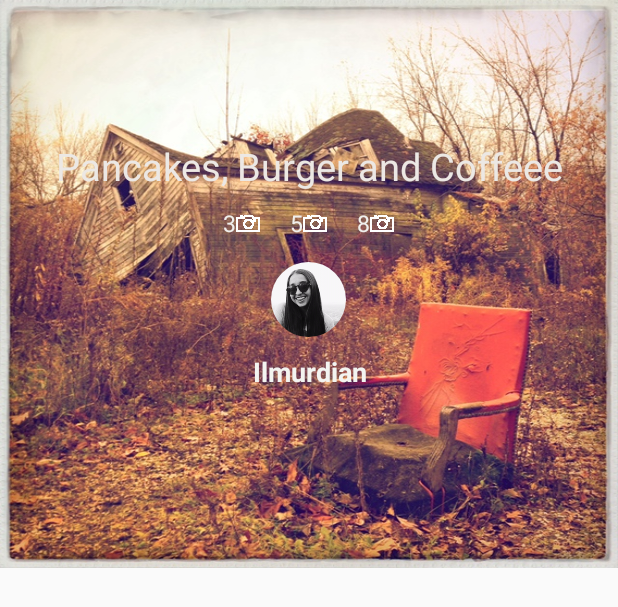
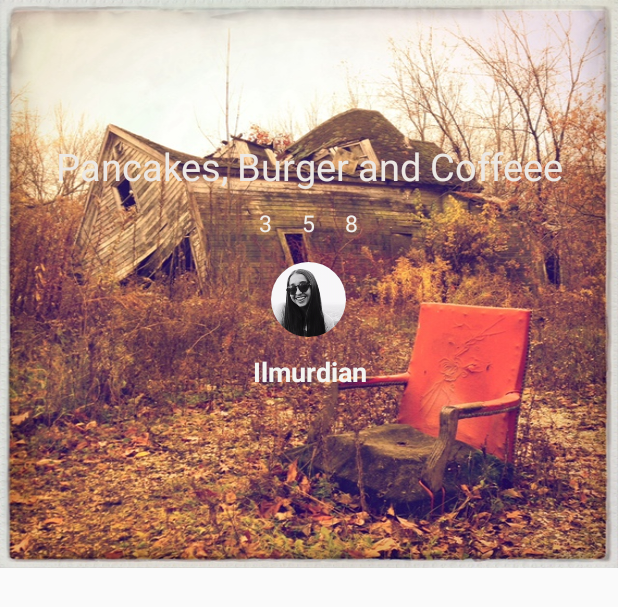
Before and after one commit to munnadroid/momentdemo, an Android app: the layout moment_list_row.xml on its own in the app's theme, with its tools: preview values and no code run, on a phone screen of 412 x 824 dp. Shown: the top 607 px of the screen. Run offline under Robolectric (Android 15) with nearby library versions, the phone set to English and light mode, and no system bars; plain views replace RoundedImageView.

Commit message:
padding fixed

```diff
--- a/app/src/main/res/layout/moment_list_row.xml
+++ b/app/src/main/res/layout/moment_list_row.xml
@@ -4,6 +4,13 @@
     android:layout_width="match_parent"
     android:layout_height="wrap_content"
     android:background="@drawable/row_view_background">
+
+    <ImageView
+        android:id="@+id/user_bg_list_row"
+        android:layout_width="match_parent"
+        android:layout_height="wrap_content"
+        android:background="@drawable/row_view_background"
+        android:scaleType="fitXY" />
 
 
     <TextView
@@ -14,8 +21,9 @@
         android:layout_centerHorizontal="true"
         android:layout_marginTop="93dp"
         android:gravity="center"
-        android:paddingLeft="12dp"
-        android:paddingRight="12dp"
+        android:maxLines="2"
+        android:paddingLeft="15dp"
+        android:paddingRight="15dp"
         android:text="Pancakes, Burger and Coffeee"
         android:textColor="@color/list_row_text_color"
         android:textSize="25sp" />
@@ -32,7 +40,7 @@
             android:id="@+id/camera_textview_list_row"
             android:layout_width="wrap_content"
             android:layout_height="wrap_content"
-            android:drawableEnd="@drawable/camera_listrow"
+            android:drawablePadding="5dp"
             android:padding="10dp"
             android:text="3"
             android:textColor="@color/count_text_color"
@@ -44,7 +52,7 @@
             android:layout_height="wrap_content"
             android:layout_centerHorizontal="true"
             android:layout_toRightOf="@+id/camera_textview_list_row"
-            android:drawableEnd="@drawable/camera_listrow"
+            android:drawablePadding="5dp"
             android:padding="10dp"
             android:text="5"
             android:textColor="@color/count_text_color"
@@ -55,7 +63,7 @@
             android:layout_width="wrap_content"
             android:layout_height="wrap_content"
             android:layout_toRightOf="@+id/video_textview_list_row"
-            android:drawableEnd="@drawable/camera_listrow"
+            android:drawablePadding="5dp"
             android:padding="10dp"
             android:text="8"
             android:textColor="@color/count_text_color"
```
